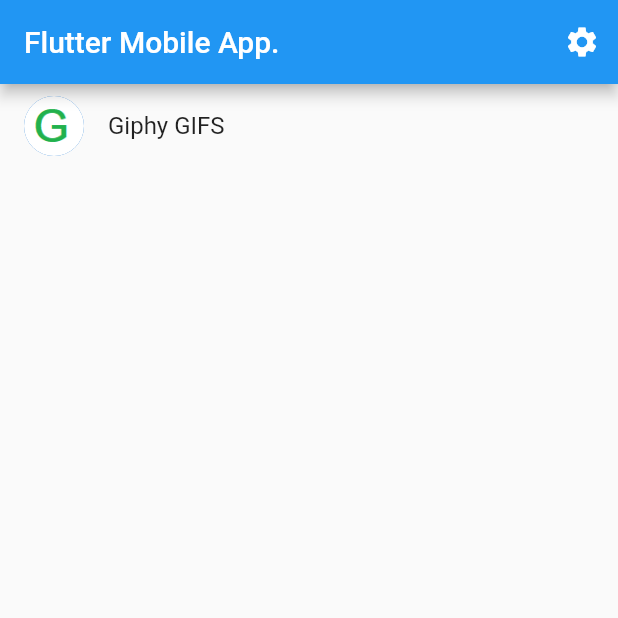
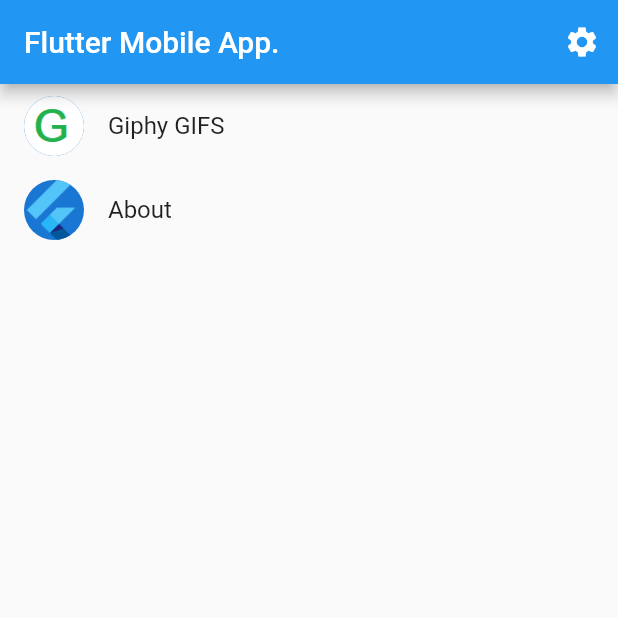
Before and after one commit to kristaps-m/flutter_giphy, a Flutter app: the screen it shows after launch, on a phone screen of 412 x 824 dp, the top half of it. Run offline on Flutter 3.47's test engine with Material 2 defaults, Android fonts, the phone set to English and light mode, and no system bars; generated files the repository leaves out were written again.

Commit message:
move classes to classes folder. add and display about page. Add simple text to about page. update readme picture.

```diff
--- /dev/null
+++ b/flutter_giphy/lib/src/classes/about_item.dart
@@ -0,0 +1,14 @@
+import 'package:flutter_giphy/src/classes/generic_item.dart';
+
+/// A placeholder class that represents an entity or model.
+class AboutItem extends GenericItem {
+  const AboutItem(this.id) : super(0);
+
+  final int id;
+  @override
+  final String routeName = '/about_item';
+  @override
+  final String theTitle = 'About';
+  @override
+  final String imageLink = 'assets/images/flutter_logo.png';
+}
--- /dev/null
+++ b/flutter_giphy/lib/src/classes/generic_item.dart
@@ -0,0 +1,9 @@
+/// A placeholder class that represents an entity or model.
+abstract class GenericItem {
+  const GenericItem(this.id);
+
+  final int id;
+  final String routeName = '';
+  final String theTitle = '';
+  final String imageLink = '';
+}
--- /dev/null
+++ b/flutter_giphy/lib/src/classes/giphy_item.dart
@@ -0,0 +1,14 @@
+import 'generic_item.dart';
+
+/// A placeholder class that represents an entity or model.
+class GiphyItem extends GenericItem {
+  const GiphyItem(this.id) : super(0);
+
+  final int id;
+  @override
+  final String routeName = '/giphy_item';
+  @override
+  final String theTitle = 'Giphy GIFS';
+  @override
+  final String imageLink = 'assets/images/gif.png';
+}
--- a/flutter_giphy/lib/src/giphy_feature/giphy_item.dart
+++ /dev/null
@@ -1,6 +0,0 @@
-/// A placeholder class that represents an entity or model.
-class GiphyItem {
-  const GiphyItem(this.id);
-
-  final int id;
-}
--- a/flutter_giphy/lib/src/giphy_feature/mobile_app_list_view.dart
+++ b/flutter_giphy/lib/src/giphy_feature/mobile_app_list_view.dart
@@ -1,19 +1,20 @@
 import 'package:flutter/material.dart';
 
 import '../settings/settings_view.dart';
-import 'giphy_item.dart';
-import 'giphy_item_details_view.dart';
+import '../classes/about_item.dart';
+import '../classes/generic_item.dart';
+import '../classes/giphy_item.dart';
 
 /// Displays a list of GiphyItems.
 class MobileAppListView extends StatelessWidget {
   const MobileAppListView({
     super.key,
-    this.items = const [GiphyItem(1)],
+    this.items = const [GiphyItem(1), AboutItem(2)],
   });
 
   static const routeName = '/';
 
-  final List<GiphyItem> items;
+  final List<GenericItem> items;
 
   @override
   Widget build(BuildContext context) {
@@ -47,19 +48,20 @@ class MobileAppListView extends StatelessWidget {
         itemCount: items.length,
         itemBuilder: (BuildContext context, int index) {
           return ListTile(
-              title: const Text('Giphy GIFS'),
-              leading: const CircleAvatar(
+              title: Text(items[index].theTitle),
+              leading: CircleAvatar(
                 // Display the Flutter Logo image asset.
-                foregroundImage: AssetImage('assets/images/gif.png'),
+                foregroundImage: AssetImage(items[index].imageLink),
               ),
               onTap: () {
                 // Navigate to the details page. If the user leaves and returns to
                 // the app after it has been killed while running in the
                 // background, the navigation stack is restored.
                 Navigator.restorablePushNamed(
-                  context,
-                  GiphyItemDetailsView.routeName,
-                );
+                    context,
+                    // GiphyItemView.routeName,
+                    // '/sample_item',
+                    items[index].routeName);
               });
         },
       ),
```
Also changed, not shown: flutter_giphy/lib/src/app.dart (+6 -3 lines), flutter_giphy/lib/src/giphy_feature/about_page_view.dart (added, +30 -0 lines), flutter_giphy/lib/src/giphy_feature/giphy_item_view.dart (renamed from flutter_giphy/lib/src/giphy_feature/giphy_item_details_view.dart, +5 -7 lines), readme_pictures/front_home_page.png, 1 other file.
